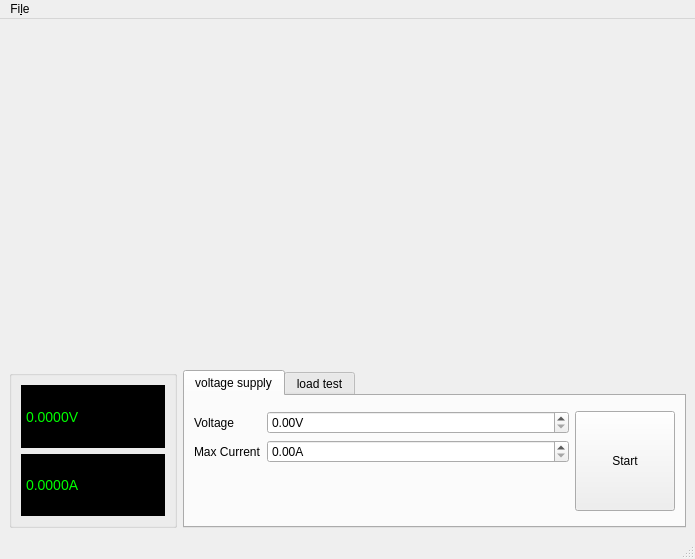
First picture: the form in mainwindow.ui, repository aep/ppsbench, before the edit.
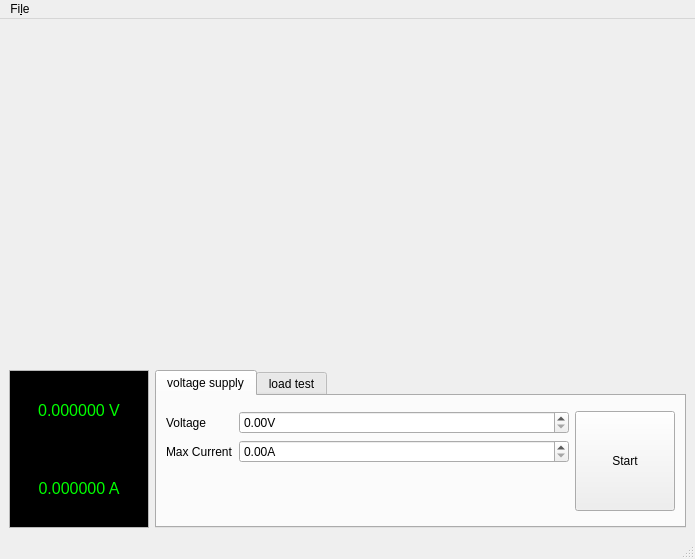
Second picture: the form after the edit. Custom widgets are drawn as their Qt base class.

Commit message: slightly prettier live readings

```diff
--- a/mainwindow.ui
+++ b/mainwindow.ui
@@ -25,50 +25,7 @@
       </property>
      </widget>
     </item>
-    <item row="1" column="0">
-     <widget class="QGroupBox" name="groupBox">
-      <property name="sizePolicy">
-       <sizepolicy hsizetype="Preferred" vsizetype="Preferred">
-        <horstretch>1</horstretch>
-        <verstretch>0</verstretch>
-       </sizepolicy>
-      </property>
-      <property name="title">
-       <string/>
-      </property>
-      <layout class="QGridLayout" name="gridLayout_2">
-       <item row="0" column="0">
-        <widget class="QLabel" name="display_volt">
-         <property name="styleSheet">
-          <string notr="true">font-family: 'monospace';
-background: #000 ;
-color: #0f0;
-padding:2px;
-font-size:14px;</string>
-         </property>
-         <property name="text">
-          <string>0.0000V</string>
-         </property>
-        </widget>
-       </item>
-       <item row="1" column="0">
-        <widget class="QLabel" name="display_amp">
-         <property name="styleSheet">
-          <string notr="true">font-family: 'monospace';
-background: #000 ;
-color: #0f0;
-padding:2px;
-font-size:14px;</string>
-         </property>
-         <property name="text">
-          <string>0.0000A</string>
-         </property>
-        </widget>
-       </item>
-      </layout>
-     </widget>
-    </item>
-    <item row="1" column="1">
+    <item row="2" column="1">
      <widget class="QTabWidget" name="tabWidget">
       <property name="sizePolicy">
        <sizepolicy hsizetype="Expanding" vsizetype="Fixed">
@@ -243,6 +200,79 @@
       </widget>
      </widget>
     </item>
+    <item row="2" column="0">
+     <widget class="QFrame" name="frame">
+      <property name="minimumSize">
+       <size>
+        <width>140</width>
+        <height>0</height>
+       </size>
+      </property>
+      <property name="maximumSize">
+       <size>
+        <width>140</width>
+        <height>16777215</height>
+       </size>
+      </property>
+      <property name="frameShape">
+       <enum>QFrame::StyledPanel</enum>
+      </property>
+      <property name="frameShadow">
+       <enum>QFrame::Raised</enum>
+      </property>
+      <layout class="QGridLayout" name="gridLayout_5">
+       <property name="leftMargin">
+        <number>0</number>
+       </property>
+       <property name="topMargin">
+        <number>0</number>
+       </property>
+       <property name="rightMargin">
+        <number>0</number>
+       </property>
+       <property name="bottomMargin">
+        <number>0</number>
+       </property>
+       <property name="spacing">
+        <number>0</number>
+       </property>
+       <item row="0" column="0">
+        <widget class="QLabel" name="display_volt">
+         <property name="styleSheet">
+          <string notr="true">font-family: 'monospace';
+background: #000 ;
+color: #0f0;
+padding:2px;
+font-size:16px;</string>
+         </property>
+         <property name="text">
+          <string>0.000000 V</string>
+         </property>
+         <property name="alignment">
+          <set>Qt::AlignCenter</set>
+         </property>
+        </widget>
+       </item>
+       <item row="1" column="0">
+        <widget class="QLabel" name="display_amp">
+         <property name="styleSheet">
+          <string notr="true">font-family: 'monospace';
+background: #000 ;
+color: #0f0;
+padding:2px;
+font-size:16px;</string>
+         </property>
+         <property name="text">
+          <string>0.000000 A</string>
+         </property>
+         <property name="alignment">
+          <set>Qt::AlignCenter</set>
+         </property>
+        </widget>
+       </item>
+      </layout>
+     </widget>
+    </item>
    </layout>
   </widget>
   <widget class="QMenuBar" name="menubar">
```
The commit also changes 1 other file.
